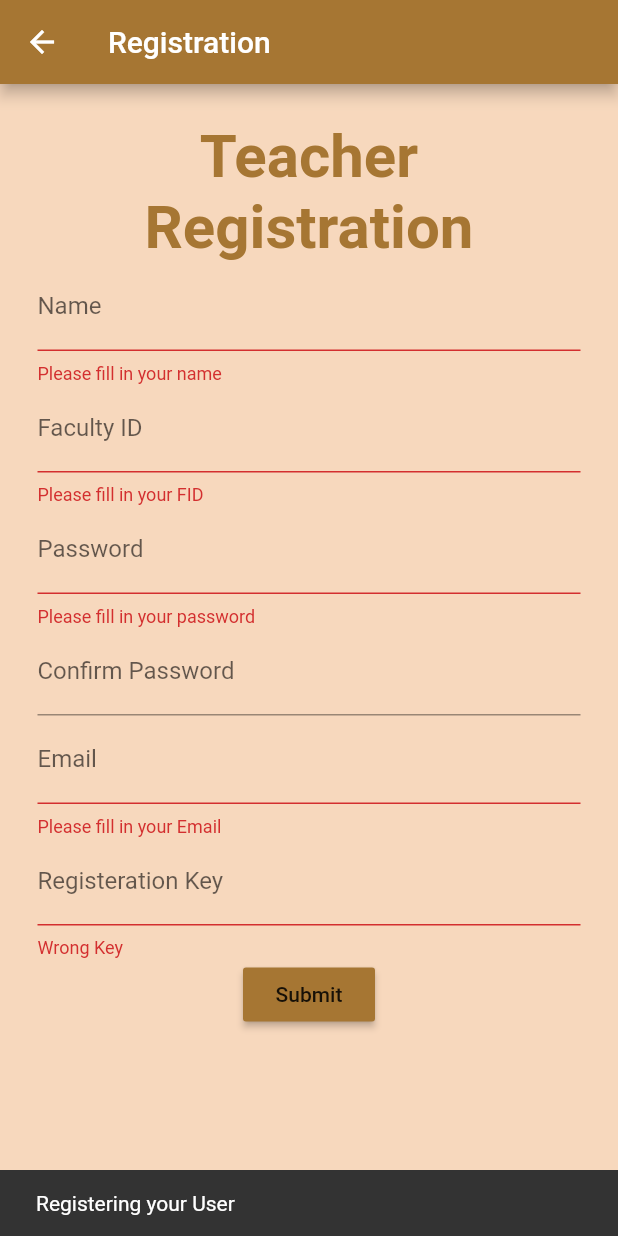
After one commit to KneeShoe/QuiXam-Mobile, a Flutter app: the TRegisteration screen opened directly, after a tap on "Submit", on a phone screen of 412 x 824 dp. The commit adds this screen. Run offline on Flutter 3.47's test engine with Material 2 defaults, Android fonts, the phone set to English and light mode, and no system bars; our stand-ins replace firebase_auth, firebase_core, firebase_database, splashscreen; accounts and stored records are empty.

Commit message:
Registration File Integration with Firebase done

```diff
--- /dev/null
+++ b/lib/SReg.dart
@@ -0,0 +1,106 @@
+import 'package:flutter/material.dart';
+import 'package:firebase_database/firebase_database.dart';
+
+
+class SRegisteration extends StatefulWidget {
+  @override
+  _SRegisterationState createState() => _SRegisterationState();
+}
+
+class _SRegisterationState extends State<SRegisteration> {
+
+  final _formKey = new GlobalKey<FormState>();
+  final dbRef = FirebaseDatabase.instance.reference().child("Credentials");
+  String _name;
+  String _usn;
+  String _pass;
+  String _cpass;
+  String _sec;
+  String _sem;
+  String _email;
+
+  @override
+  Widget build(BuildContext context) {
+    return Scaffold(
+      appBar: AppBar(
+        title: Text("Registration"),
+        backgroundColor: Color.fromRGBO(166 ,118, 51, 1),
+      ),
+      body: new Container(
+        color: Color.fromRGBO(247, 216, 189,1),
+        padding: EdgeInsets.all(25),
+        child: new Form(
+          key: _formKey,
+          child: new Column(
+            crossAxisAlignment: CrossAxisAlignment.center,
+            children: <Widget>[
+              new Text("Student Registration", textAlign: TextAlign.center, style: TextStyle(fontWeight: FontWeight.bold, fontSize: 40, color: Color.fromRGBO(166 ,118, 51, 1)), ),
+
+
+              new TextFormField( decoration: new InputDecoration(labelText: "Name"),
+                validator: (value)=> value.isEmpty ? 'Please fill in your name' : null,
+                onSaved: (value) => _name=value,),
+
+
+              new TextFormField( decoration: new InputDecoration(labelText: "USN"),
+                validator: (value)=> value.isEmpty ? 'Please fill in your USN' : null,
+                onSaved: (value) => _usn=value,),
+
+
+              new TextFormField( decoration: new InputDecoration(labelText: "Password"),
+                validator: (value)=> value.isEmpty ? 'Please fill in your password' : null,
+                autofocus: false, obscureText: true,
+                onSaved: (value) => _pass=value,),
+
+
+              new TextFormField( decoration: new InputDecoration(labelText: "Confirm Password"),
+                validator: (value)=> value!=_pass ? 'Passwords did not match' : null,
+                autofocus: false, obscureText: true,
+                onSaved: (value) => _cpass=value,),
+
+
+              new TextFormField( decoration: new InputDecoration(labelText: "Semester"),
+                validator: (value)=> value.isEmpty ? 'Please fill in your semester' : null,
+                onSaved: (value) => _sem=value,),
+
+
+              new TextFormField( decoration: new InputDecoration(labelText: "Section"),
+                validator: (value)=> value.isEmpty ? 'Please fill in your section' : null,
+                onSaved: (value) => _sec=value,),
+
+
+              new TextFormField( decoration: new InputDecoration(labelText: "Email"),
+                validator: (value)=> value.isEmpty ? 'Please fill in your Email' : null,
+                onSaved: (value) => _email=value,),
+
+
+              new RaisedButton(
+                color: Color.fromRGBO(166 ,118, 51, 1),
+                onPressed: () {
+                  if (_formKey.currentState.validate()) {
+                    dbRef.push().set({
+                      "name": "$_name",
+                      "usn": "$_usn",
+                      "pass": "$_pass",
+                      "sec": "$_sec",
+                      "sem": "$_sem",
+                      "email": "$_email",
+                      "type": "Student",
+                    }).then((_) {
+                      Scaffold.of(context).showSnackBar(
+                          SnackBar(content: Text('Successfully Added')));
+                    }).catchError((onError) {
+                      Scaffold.of(context)
+                          .showSnackBar(SnackBar(content: Text(onError)));
+                    });
+                  }
+                },
+                child: Text('Submit'),
+              ),
+            ],
+          ),
+        ),
+        )
+      );
+    }
+}
--- /dev/null
+++ b/lib/TReg.dart
@@ -0,0 +1,98 @@
+import 'package:flutter/material.dart';
+import 'package:firebase_database/firebase_database.dart';
+
+
+class TRegisteration extends StatefulWidget {
+  @override
+  _TRegisterationState createState() => _TRegisterationState();
+}
+
+class _TRegisterationState extends State<TRegisteration> {
+
+  final _scaffoldKey = new GlobalKey<ScaffoldState>();
+  final _formKey = new GlobalKey<FormState>();
+  final dbRef = FirebaseDatabase.instance.reference().child("Credentials");
+  String _name;
+  String _fid;
+  String _pass;
+  String _cpass;
+  String _email;
+
+
+  @override
+  Widget build(BuildContext context) {
+    return Scaffold(
+      key: _scaffoldKey,
+        appBar: AppBar(
+          title: Text("Registration"),
+          backgroundColor: Color.fromRGBO(166 ,118, 51, 1),
+        ),
+        body: new Container(
+          color: Color.fromRGBO(247, 216, 189,1),
+          padding: EdgeInsets.all(25),
+          child: new Form(
+            key: _formKey,
+            child: new Column(
+              crossAxisAlignment: CrossAxisAlignment.center,
+              children: <Widget>[
+                new Text("Teacher Registration", textAlign: TextAlign.center, style: TextStyle(fontWeight: FontWeight.bold, fontSize: 40, color: Color.fromRGBO(166 ,118, 51, 1)), ),
+
+                new TextFormField( decoration: new InputDecoration(labelText: "Name"),
+                  validator: (value)=> value.isEmpty ? 'Please fill in your name' : null,
+                  onSaved: (value) => _name=value,),
+
+                new TextFormField( decoration: new InputDecoration(labelText: "Faculty ID"),
+                  validator: (value)=> value.isEmpty ? 'Please fill in your FID' : null,
+                  onSaved: (value) => _fid=value,),
+
+                new TextFormField( decoration: new InputDecoration(labelText: "Password"),
+                  validator: (value)=> value.isEmpty ? 'Please fill in your password' : null,
+                  autofocus: false, obscureText: true,
+                  onSaved: (value) => _pass=value,),
+
+                new TextFormField( decoration: new InputDecoration(labelText: "Confirm Password"),
+                  validator: (value)=> value!=_pass ? 'Passwords did not match' : null,
+                  autofocus: false, obscureText: true,
+                  onSaved: (value) => _cpass=value,),
+
+                new TextFormField( decoration: new InputDecoration(labelText: "Email"),
+                  validator: (value)=> value.isEmpty ? 'Please fill in your Email' : null,
+                  onSaved: (value) => _email=value,),
+
+                new TextFormField( decoration: new InputDecoration(labelText: "Registeration Key"),
+                  validator: (value)=> value!="112233" ? 'Wrong Key' : null,),
+
+                new RaisedButton(
+                  color: Color.fromRGBO(166 ,118, 51, 1),
+                  onPressed: () {
+                    _formKey.currentState.save();
+                    _scaffoldKey.currentState.showSnackBar((SnackBar(
+                      content: Text("Registering your User"),
+                    )));
+                    if (_formKey.currentState.validate()) {
+                      dbRef.push().set({
+                        "name": "$_name",
+                        "usn": "$_fid",
+                        "pass": "$_pass",
+                        "email": "$_email",
+                        "type": "Teacher",
+                      }).then((_) {
+                        _scaffoldKey.currentState.showSnackBar((SnackBar(
+                          content: Text("Successfully added"),
+                        )));
+                      }).catchError((onError) {
+                        _scaffoldKey.currentState.showSnackBar((SnackBar(
+                          content: Text(onError),
+                        )));
+                      });
+                    }
+                  },
+                  child: Text('Submit'),
+                ),
+              ],
+            ),
+          ),
+        )
+    );
+  }
+}
--- a/pubspec.yaml
+++ b/pubspec.yaml
@@ -25,6 +25,7 @@ dependencies:
     sdk: flutter
   firebase_core: "^0.5.0"
   firebase_auth: "^0.18.0+1"
+  firebase_database: "4.0.0"
   splashscreen: 1.2.0
   flutter_signin_button: ^1.0.0
 
```
Also changed, not shown: lib/LoginPage.dart (+29 -9 lines), lib/Registeration.dart (deleted, +0 -44 lines), pubspec.lock.
